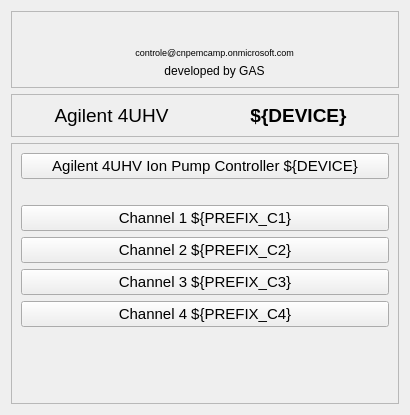
Old version of the form siriushlacon/agilent4uhv/ui/device_main.ui in the repository lnls-sirius/pydm-opi.
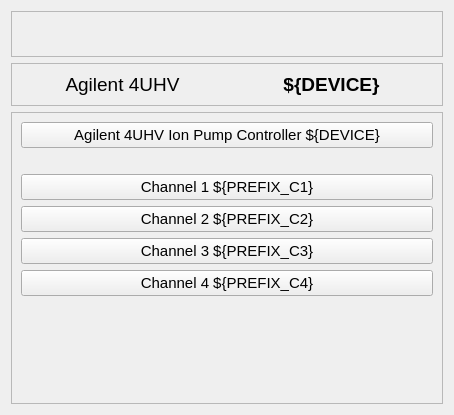
New version of the form. Custom widgets are drawn as their Qt base class.

Patch:
```diff
--- a/siriushlacon/agilent4uhv/ui/device_main.ui
+++ b/siriushlacon/agilent4uhv/ui/device_main.ui
@@ -6,7 +6,7 @@
    <rect>
     <x>0</x>
     <y>0</y>
-    <width>410</width>
+    <width>454</width>
     <height>415</height>
    </rect>
   </property>
@@ -23,30 +23,8 @@
       <enum>QFrame::Raised</enum>
      </property>
      <layout class="QGridLayout" name="gridLayout_3">
-      <item row="2" column="4">
-       <widget class="QLabel" name="label_296">
-        <property name="maximumSize">
-         <size>
-          <width>16777215</width>
-          <height>20</height>
-         </size>
-        </property>
-        <property name="text">
-         <string>developed by GAS</string>
-        </property>
-        <property name="alignment">
-         <set>Qt::AlignCenter</set>
-        </property>
-       </widget>
-      </item>
-      <item row="0" column="3" colspan="2">
-       <widget class="QLabel" name="label_cnpem">
-        <property name="font">
-         <font>
-          <pointsize>11</pointsize>
-         </font>
-        </property>
-       </widget>
+      <item row="0" column="1" rowspan="2">
+       <widget class="QLabel" name="label_lnls"/>
       </item>
       <item row="0" column="5">
        <spacer name="horizontalSpacer">
@@ -61,418 +39,6 @@
         </property>
        </spacer>
       </item>
-      <item row="1" column="4">
-       <widget class="QLabel" name="label_294">
-        <property name="maximumSize">
-         <size>
-          <width>16777215</width>
-          <height>15</height>
-         </size>
-        </property>
-        <property name="palette">
-         <palette>
-          <active>
-           <colorrole role="WindowText">
-            <brush brushstyle="SolidPattern">
-             <color alpha="255">
-              <red>0</red>
-              <green>0</green>
-              <blue>255</blue>
-             </color>
-            </brush>
-           </colorrole>
-           <colorrole role="Button">
-            <brush brushstyle="SolidPattern">
-             <color alpha="255">
-              <red>239</red>
-              <green>235</green>
-              <blue>231</blue>
-             </color>
-            </brush>
-           </colorrole>
-           <colorrole role="Light">
-            <brush brushstyle="SolidPattern">
-             <color alpha="255">
-              <red>255</red>
-              <green>255</green>
-              <blue>255</blue>
-             </color>
-            </brush>
-           </colorrole>
-           <colorrole role="Midlight">
-            <brush brushstyle="SolidPattern">
-             <color alpha="255">
-              <red>247</red>
-              <green>245</green>
-              <blue>243</blue>
-             </color>
-            </brush>
-           </colorrole>
-           <colorrole role="Dark">
-            <brush brushstyle="SolidPattern">
-             <color alpha="255">
-              <red>119</red>
-              <green>117</green>
-              <blue>115</blue>
-             </color>
-            </brush>
-           </colorrole>
-           <colorrole role="Mid">
-            <brush brushstyle="SolidPattern">
-             <color alpha="255">
-              <red>159</red>
-              <green>157</green>
-              <blue>154</blue>
-             </color>
-            </brush>
-           </colorrole>
-           <colorrole role="BrightText">
-            <brush brushstyle="SolidPattern">
-             <color alpha="255">
-              <red>255</red>
-              <green>255</green>
-              <blue>255</blue>
-             </color>
-            </brush>
-           </colorrole>
-           <colorrole role="ButtonText">
-            <brush brushstyle="SolidPattern">
-             <color alpha="255">
-              <red>0</red>
-              <green>0</green>
-              <blue>0</blue>
-             </color>
-            </brush>
-           </colorrole>
-           <colorrole role="Base">
-            <brush brushstyle="SolidPattern">
-             <color alpha="255">
-              <red>255</red>
-              <green>255</green>
-              <blue>255</blue>
-             </color>
-            </brush>
-           </colorrole>
-           <colorrole role="Window">
-            <brush brushstyle="SolidPattern">
-             <color alpha="255">
-              <red>239</red>
-              <green>235</green>
-              <blue>231</blue>
-             </color>
-            </brush>
-           </colorrole>
-           <colorrole role="Shadow">
-            <brush brushstyle="SolidPattern">
-             <color alpha="255">
-              <red>0</red>
-              <green>0</green>
-              <blue>0</blue>
-             </color>
-            </brush>
-           </colorrole>
-           <colorrole role="AlternateBase">
-            <brush brushstyle="SolidPattern">
-             <color alpha="255">
-              <red>247</red>
-              <green>245</green>
-              <blue>243</blue>
-             </color>
-            </brush>
-           </colorrole>
-           <colorrole role="ToolTipBase">
-            <brush brushstyle="SolidPattern">
-             <color alpha="255">
-              <red>255</red>
-              <green>255</green>
-              <blue>220</blue>
-             </color>
-            </brush>
-           </colorrole>
-           <colorrole role="ToolTipText">
-            <brush brushstyle="SolidPattern">
-             <color alpha="255">
-              <red>0</red>
-              <green>0</green>
-              <blue>0</blue>
-             </color>
-            </brush>
-           </colorrole>
-          </active>
-          <inactive>
-           <colorrole role="WindowText">
-            <brush brushstyle="SolidPattern">
-             <color alpha="255">
-              <red>0</red>
-              <green>0</green>
-              <blue>0</blue>
-             </color>
-            </brush>
-           </colorrole>
-           <colorrole role="Button">
-            <brush brushstyle="SolidPattern">
-             <color alpha="255">
-              <red>239</red>
-              <green>235</green>
-              <blue>231</blue>
-             </color>
-            </brush>
-           </colorrole>
-           <colorrole role="Light">
-            <brush brushstyle="SolidPattern">
-             <color alpha="255">
-              <red>255</red>
-              <green>255</green>
-              <blue>255</blue>
-             </color>
-            </brush>
-           </colorrole>
-           <colorrole role="Midlight">
-            <brush brushstyle="SolidPattern">
-             <color alpha="255">
-              <red>247</red>
-              <green>245</green>
-              <blue>243</blue>
-             </color>
-            </brush>
-           </colorrole>
-           <colorrole role="Dark">
-            <brush brushstyle="SolidPattern">
-             <color alpha="255">
-              <red>119</red>
-              <green>117</green>
-              <blue>115</blue>
-             </color>
-            </brush>
-           </colorrole>
-           <colorrole role="Mid">
-            <brush brushstyle="SolidPattern">
-             <color alpha="255">
-              <red>159</red>
-              <green>157</green>
-              <blue>154</blue>
-             </color>
-            </brush>
-           </colorrole>
-           <colorrole role="BrightText">
-            <brush brushstyle="SolidPattern">
-             <color alpha="255">
-              <red>255</red>
-              <green>255</green>
-              <blue>255</blue>
-             </color>
-            </brush>
-           </colorrole>
-           <colorrole role="ButtonText">
-            <brush brushstyle="SolidPattern">
-             <color alpha="255">
-              <red>0</red>
-              <green>0</green>
-              <blue>0</blue>
-             </color>
-            </brush>
-           </colorrole>
-           <colorrole role="Base">
-            <brush brushstyle="SolidPattern">
-             <color alpha="255">
-              <red>255</red>
-              <green>255</green>
-              <blue>255</blue>
-             </color>
-            </brush>
-           </colorrole>
-           <colorrole role="Window">
-            <brush brushstyle="SolidPattern">
-             <color alpha="255">
-              <red>239</red>
-              <green>235</green>
-              <blue>231</blue>
-             </color>
-            </brush>
-           </colorrole>
-           <colorrole role="Shadow">
-            <brush brushstyle="SolidPattern">
-             <color alpha="255">
-              <red>0</red>
-              <green>0</green>
-              <blue>0</blue>
-             </color>
-            </brush>
-           </colorrole>
-           <colorrole role="AlternateBase">
-            <brush brushstyle="SolidPattern">
-             <color alpha="255">
-              <red>247</red>
-              <green>245</green>
-              <blue>243</blue>
-             </color>
-            </brush>
-           </colorrole>
-           <colorrole role="ToolTipBase">
-            <brush brushstyle="SolidPattern">
-             <color alpha="255">
-              <red>255</red>
-              <green>255</green>
-              <blue>220</blue>
-             </color>
-            </brush>
-           </colorrole>
-           <colorrole role="ToolTipText">
-            <brush brushstyle="SolidPattern">
-             <color alpha="255">
-              <red>0</red>
-              <green>0</green>
-              <blue>0</blue>
-             </color>
-            </brush>
-           </colorrole>
-          </inactive>
-          <disabled>
-           <colorrole role="WindowText">
-            <brush brushstyle="SolidPattern">
-             <color alpha="255">
-              <red>119</red>
-              <green>117</green>
-              <blue>115</blue>
-             </color>
-            </brush>
-           </colorrole>
-           <colorrole role="Button">
-            <brush brushstyle="SolidPattern">
-             <color alpha="255">
-              <red>239</red>
-              <green>235</green>
-              <blue>231</blue>
-             </color>
-            </brush>
-           </colorrole>
-           <colorrole role="Light">
-            <brush brushstyle="SolidPattern">
-             <color alpha="255">
-              <red>255</red>
-              <green>255</green>
-              <blue>255</blue>
-             </color>
-            </brush>
-           </colorrole>
-           <colorrole role="Midlight">
-            <brush brushstyle="SolidPattern">
-             <color alpha="255">
-              <red>247</red>
-              <green>245</green>
-              <blue>243</blue>
-             </color>
-            </brush>
-           </colorrole>
-           <colorrole role="Dark">
-            <brush brushstyle="SolidPattern">
-             <color alpha="255">
-              <red>119</red>
-              <green>117</green>
-              <blue>115</blue>
-             </color>
-            </brush>
-           </colorrole>
-           <colorrole role="Mid">
-            <brush brushstyle="SolidPattern">
-             <color alpha="255">
-              <red>159</red>
-              <green>157</green>
-              <blue>154</blue>
-             </color>
-            </brush>
-           </colorrole>
-           <colorrole role="BrightText">
-            <brush brushstyle="SolidPattern">
-             <color alpha="255">
-              <red>255</red>
-              <green>255</green>
-              <blue>255</blue>
-             </color>
-            </brush>
-           </colorrole>
-           <colorrole role="ButtonText">
-            <brush brushstyle="SolidPattern">
-             <color alpha="255">
-              <red>119</red>
-              <green>117</green>
-              <blue>115</blue>
-             </color>
-            </brush>
-           </colorrole>
-           <colorrole role="Base">
-            <brush brushstyle="SolidPattern">
-             <color alpha="255">
-              <red>239</red>
-              <green>235</green>
-              <blue>231</blue>
-             </color>
-            </brush>
-           </colorrole>
-           <colorrole role="Window">
-            <brush brushstyle="SolidPattern">
-             <color alpha="255">
-              <red>239</red>
-              <green>235</green>
-              <blue>231</blue>
-             </color>
-            </brush>
-           </colorrole>
-           <colorrole role="Shadow">
-            <brush brushstyle="SolidPattern">
-             <color alpha="255">
-              <red>0</red>
-              <green>0</green>
-              <blue>0</blue>
-             </color>
-            </brush>
-           </colorrole>
-           <colorrole role="AlternateBase">
-            <brush brushstyle="SolidPattern">
-             <color alpha="255">
-              <red>239</red>
-              <green>235</green>
-              <blue>231</blue>
-             </color>
-            </brush>
-           </colorrole>
-           <colorrole role="ToolTipBase">
-            <brush brushstyle="SolidPattern">
-             <color alpha="255">
-              <red>255</red>
-              <green>255</green>
-              <blue>220</blue>
-             </color>
-            </brush>
-           </colorrole>
-           <colorrole role="ToolTipText">
-            <brush brushstyle="SolidPattern">
-             <color alpha="255">
-              <red>0</red>
-              <green>0</green>
-              <blue>0</blue>
-             </color>
-            </brush>
-           </colorrole>
-          </disabled>
-         </palette>
-        </property>
-        <property name="font">
-         <font>
-          <pointsize>7</pointsize>
-         </font>
-        </property>
-        <property name="text">
-         <string>controle@cnpemcamp.onmicrosoft.com</string>
-        </property>
-        <property name="alignment">
-         <set>Qt::AlignCenter</set>
-        </property>
-       </widget>
-      </item>
-      <item row="0" column="1" rowspan="3">
-       <widget class="QLabel" name="label_lnls"/>
-      </item>
       <item row="0" column="0">
        <spacer name="horizontalSpacer_2">
         <property name="orientation">
```
Left out of the diff: 9 changed lines with no effect on the pictures.
